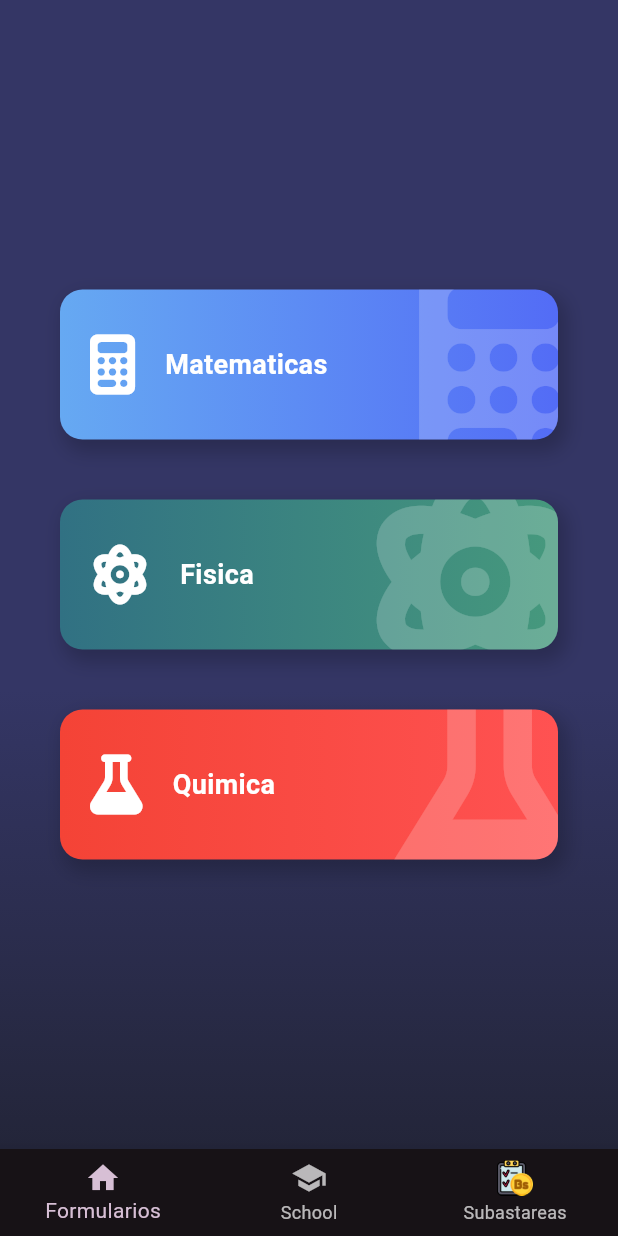
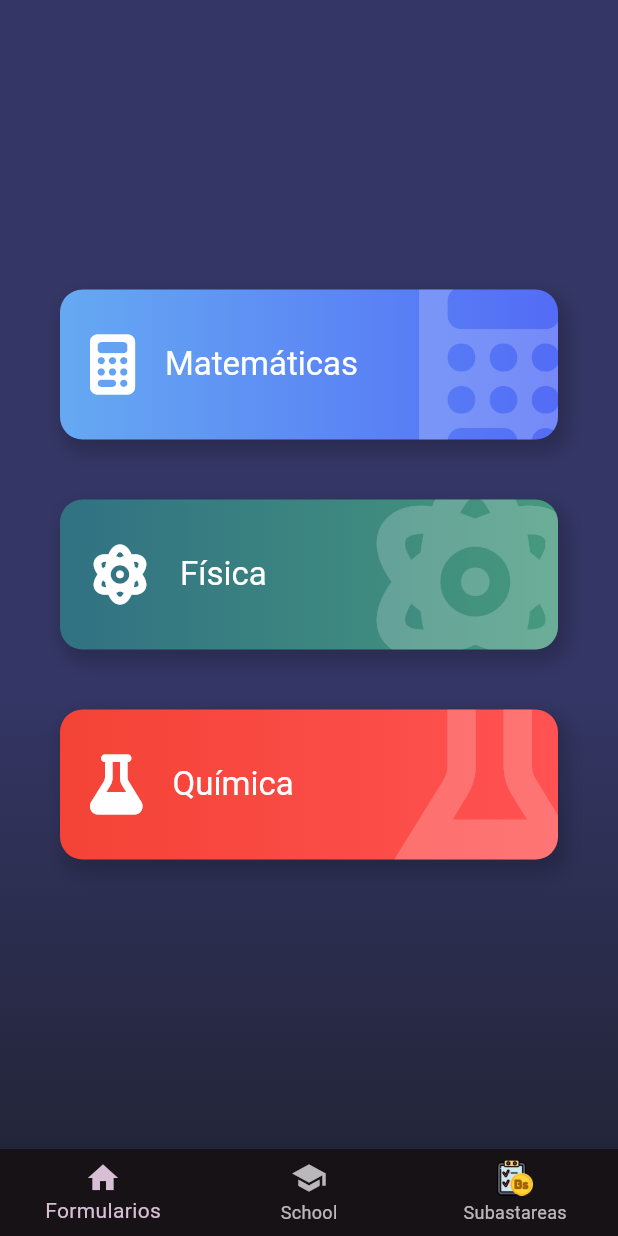
Before and after one commit to LarzlRael/formular.io, a Flutter app: the screen it shows after launch, on a phone screen of 412 x 824 dp. Run offline on Flutter 3.47's test engine with Material 2 defaults, Android fonts, the phone set to English and light mode, and no system bars; our stand-ins replace device_info_plus, flutter_riverpod, font_awesome_flutter, go_router, permission_handler; missing offline and left inert: flutter_downloader, pdf_viewer_plugin.

Commit message:
Added chanched and others changed

```diff
--- a/lib/data/sumary.dart
+++ b/lib/data/sumary.dart
@@ -4,10 +4,10 @@ import 'package:formularios/model/sumary_model.dart';
 
 final sumaryModel = SumaryModel(temas: [
   Tema(
-    name: 'Matematicas',
+    name: 'Matemáticas',
     icon: FontAwesomeIcons.calculator,
-    color1: Color(0xff66A9F2),
-    color2: Color(0xff536CF6),
+    color1: const Color(0xff66A9F2),
+    color2: const Color(0xff536CF6),
     lessons: [
       Lesson(lessonName: 'Operaciones algebraicas', sublessons: [
         SubLesson(
@@ -56,9 +56,9 @@ final sumaryModel = SumaryModel(temas: [
     ],
   ),
   Tema(
-    name: 'Fisica',
-    color1: Color(0xff317183),
-    color2: Color(0xff46997D),
+    name: 'Física',
+    color1: const Color(0xff317183),
+    color2: const Color(0xff46997D),
     icon: FontAwesomeIcons.atom,
     lessons: [
       /* Lesson(
@@ -70,7 +70,7 @@ final sumaryModel = SumaryModel(temas: [
     ],
   ),
   Tema(
-    name: 'Quimica',
+    name: 'Química',
     color1: Colors.red,
     color2: Colors.redAccent,
     icon: FontAwesomeIcons.flask,
--- a/lib/pages/formulario_page.dart
+++ b/lib/pages/formulario_page.dart
@@ -38,7 +38,7 @@ class FormularioPage extends StatelessWidget {
                           onPressed: () {
                             context.push(
                               '/subtitles_list_page',
-                              extra: lesson.sublessons,
+                              extra: lesson,
                             );
                           },
                         );
--- a/lib/widgets/button_category.dart
+++ b/lib/widgets/button_category.dart
@@ -18,6 +18,7 @@ class ButtonCategory extends StatelessWidget {
 
   @override
   Widget build(BuildContext context) {
+    final textTheme = Theme.of(context).textTheme;
     return InkWell(
       onTap: onPress,
       child: Ink(
@@ -43,11 +44,11 @@ class ButtonCategory extends StatelessWidget {
                       width: 20,
                     ),
                     Expanded(
-                      child: SimpleText(
-                        text: text,
-                        color: Colors.white,
-                        fontSize: 18,
-                        fontWeight: FontWeight.bold,
+                      child: Text(
+                        text,
+                        style: textTheme.titleLarge!.copyWith(
+                          color: Colors.white,
+                        ),
                       ),
                     ),
                     /*  const FaIcon(
--- a/pubspec.yaml
+++ b/pubspec.yaml
@@ -42,6 +42,7 @@ dependencies:
   permission_handler: ^10.0.0
 
 dev_dependencies:
+  change_app_package_name: ^1.1.0
 
   # The "flutter_lints" package below contains a set of recommended lints to
   # encourage good coding practices. The lint set provided by the package is
```
Also changed, not shown: lib/pages/subtitles_list_page.dart (+22 -11 lines), lib/pages/view_form_page.dart (+18 -14 lines), lib/routes/app_routes.dart (+8 -3 lines), lib/widgets/buttons/circle_button.dart (+8 -3 lines), pubspec.lock, 6 other files.
